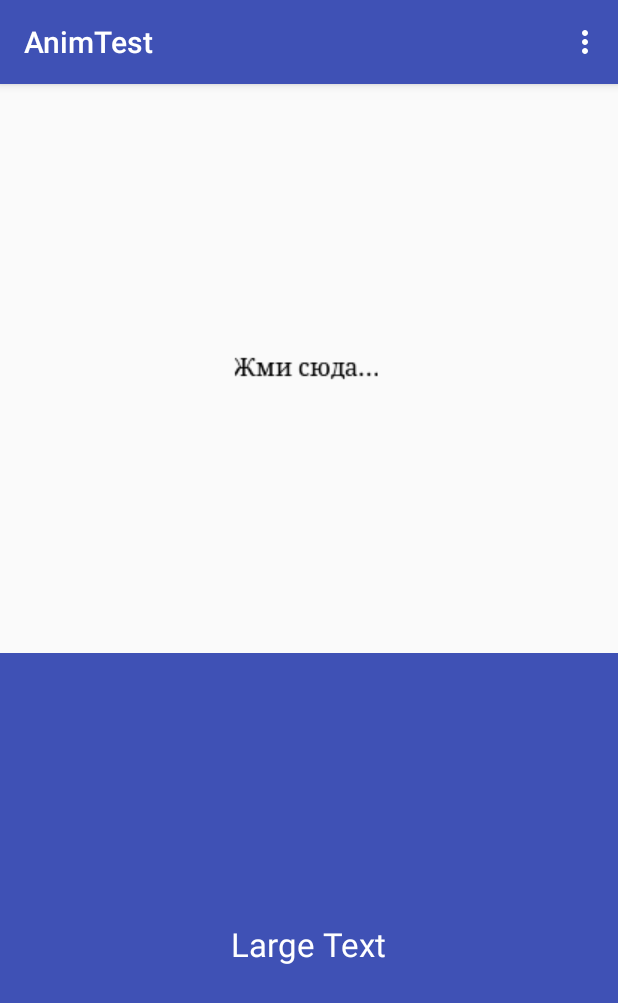
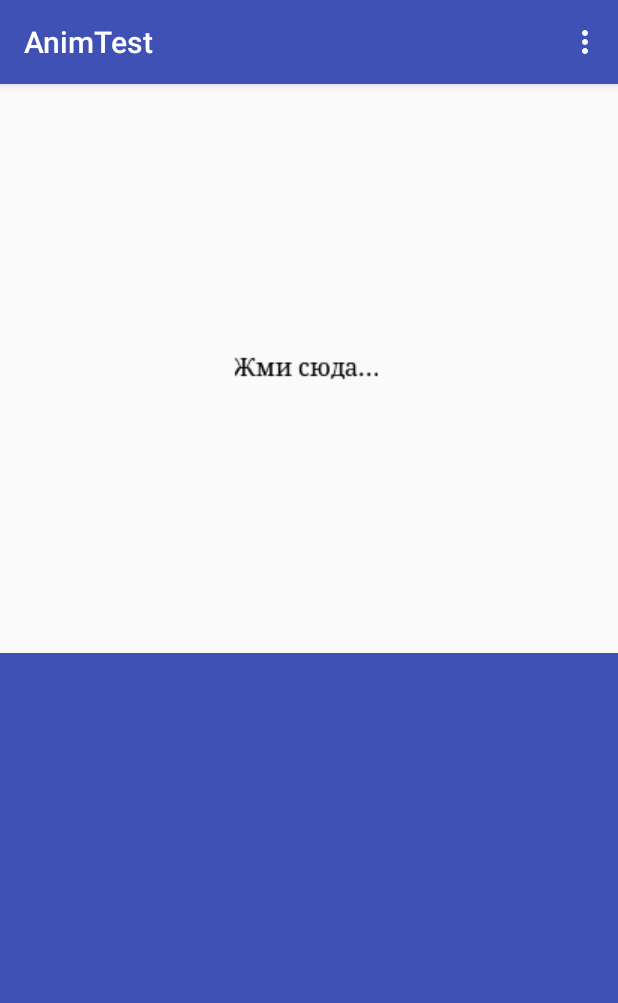
Before and after one commit to ivadimn/learning, an Android app: the screen it shows after launch (MainActivity), in the options menu, after a tap on "Вращение", on a phone screen of 412 x 824 dp. Shown: the top 1003 px of the screen. Run offline under Robolectric (Android 15) with nearby library versions, the phone set to English and light mode, and no system bars.

Commit message:
изменения

```diff
--- a/AnimTest/app/src/main/java/org/ivadimn/animtest/MainActivity.java
+++ b/AnimTest/app/src/main/java/org/ivadimn/animtest/MainActivity.java
@@ -10,6 +10,7 @@ import android.view.Menu;
 import android.view.MenuItem;
 import android.view.View;
 import android.view.animation.Animation;
+import android.view.animation.AnimationSet;
 import android.view.animation.AnimationUtils;
 import android.widget.Button;
 import android.widget.ImageView;
@@ -44,6 +45,9 @@ public class MainActivity extends AppCompatActivity {
             case R.id.mi_alpha_id:
                 complexAnimation();
                 return true;
+            case R.id.mi_translate_id:
+                otherAnimation();
+                return true;
             default:
                 return super.onOptionsItemSelected(item);
         }
@@ -57,10 +61,14 @@ public class MainActivity extends AppCompatActivity {
 
     private void rotateAnimation() {
         float dest = 360f;
-        ObjectAnimator animation1 = ObjectAnimator.ofFloat(textView,
-                "rotation", dest);
-        animation1.setDuration(2000);
-        animation1.start();
+       // ObjectAnimator animation1 = ObjectAnimator.ofFloat(textView,
+         //       "rotation", dest);
+        //animation1.setDuration(2000);
+        ObjectAnimator animColor = ObjectAnimator.ofArgb(textView, "textColor", 0xFFFFF0, 0xFFFFFF);
+        animColor.setDuration(5000);
+         //AnimatorSet set = new AnimatorSet();
+        //set.play(animation1).with(animColor);
+        animColor.start();
     }
 
     private void complexAnimation() {
@@ -81,8 +89,9 @@ public class MainActivity extends AppCompatActivity {
 
     private void otherAnimation() {
         AnimatorSet set = (AnimatorSet) AnimatorInflater.loadAnimator(this,
-                R.anim.property_animator);
+                R.anim.change_color);
         set.setTarget(textView);
         set.start();
+
     }
 }
--- /dev/null
+++ b/AnimTest/app/src/main/res/anim/change_color.xml
@@ -0,0 +1,10 @@
+<?xml version="1.0" encoding="utf-8"?>
+<set xmlns:android="http://schemas.android.com/apk/res/android">
+    <objectAnimator
+        android:propertyName="textColor"
+        android:duration="2000"
+        android:valueFrom="#FFFFFF"
+        android:valueTo="#FF1100"
+        android:valueType="intType"
+        />
+</set>
```
Also changed, not shown: AnimTest/app/build.gradle (+4 -3 lines).
